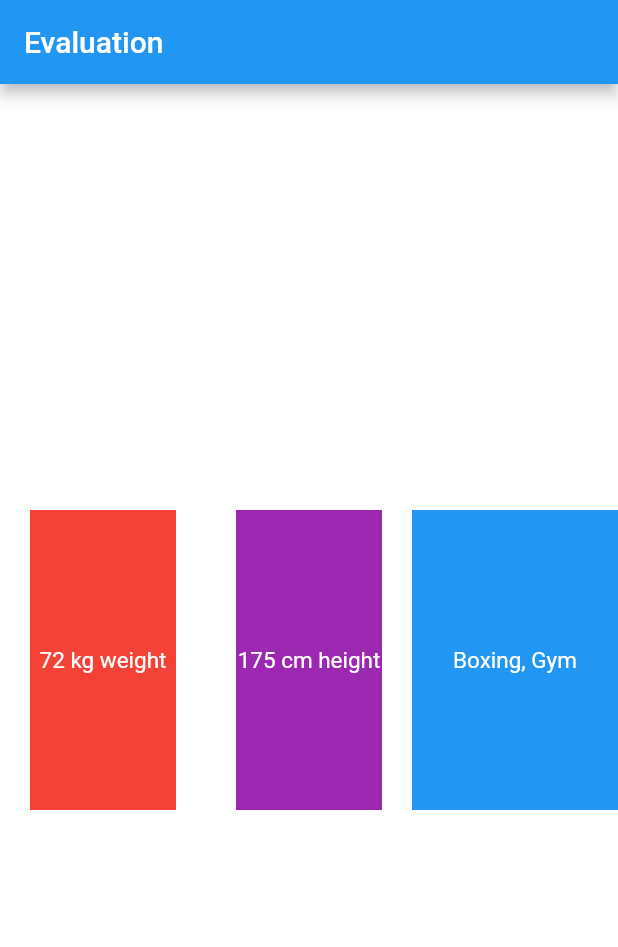
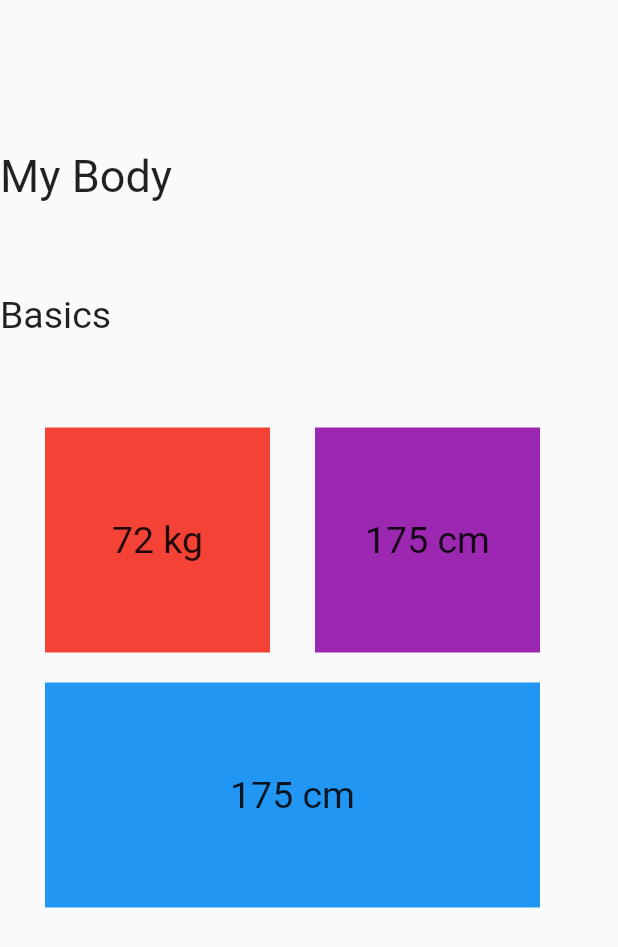
Before and after one commit to rahul6975/Flutter-Apps, a Flutter app: the screen it shows after launch, on a phone screen of 412 x 824 dp. Shown: the top 947 px of the screen. Run offline on Flutter 3.47's test engine with Material 2 defaults, Android fonts, the light colour scheme and no system bars.

Commit message:
flutter_evaluation

```diff
--- a/test_screens/lib/main.dart
+++ b/test_screens/lib/main.dart
@@ -9,61 +9,58 @@ class MyApp extends StatelessWidget {
   Widget build(BuildContext context) {
     return MaterialApp(
       home: Scaffold(
-        backgroundColor: Colors.white,
-        appBar: AppBar(
-          title: Text(
-            "Evaluation",
-          ),
-        ),
-        body: Row(
+        body: Column(
           children: <Widget>[
-            Expanded(
-              child: Center(
-                child: Container(
+            Padding(padding: EdgeInsets.only(top: 100)),
+            Row(
+              children: [
+                Text(
+                  "My Body",
+                  style: TextStyle(fontSize: 30),
+                )
+              ],
+            ),
+            Row(
+              children: [
+                Padding(padding: EdgeInsets.only(top: 150)),
+                Text(
+                  "Basics",
+                  style: TextStyle(fontSize: 25),
+                )
+              ],
+            ),
+            Row(
+              children: <Widget>[
+                Container(
+                  margin: EdgeInsets.only(left: 30),
+                  width: 150,
+                  height: 150,
                   color: Colors.red,
-                  width: 200,
-                  margin: EdgeInsets.all(20),
-                  height: 200,
                   child: Center(
-                    child: Text(
-                      "72 kg weight",
-                      style: TextStyle(fontSize: 15, color: Colors.white),
-                    ),
-                  ),
+                      child: Text("72 kg", style: TextStyle(fontSize: 25))),
                 ),
-              ),
+                Container(
+                  margin: EdgeInsets.only(left: 30),
+                  width: 150,
+                  height: 150,
+                  color: Colors.purple,
+                  child: Center(
+                      child: Text("175 cm", style: TextStyle(fontSize: 25))),
+                ),
+              ],
             ),
-            Expanded(
-              child: Center(
-                child: Container(
-                  color: Colors.purple,
-                  width: 200,
-                  margin: EdgeInsets.all(20),
-                  height: 200,
+            Row(
+              children: [
+                Container(
+                  margin: EdgeInsets.only(left: 30,top: 20),
+                  width: 330,
+                  height: 150,
+                  color: Colors.blue,
                   child: Center(
-                    child: Text(
-                      "175 cm height",
-                      style: TextStyle(fontSize: 15, color: Colors.white),
-                    ),
-                  ),
+                      child: Text("175 cm", style: TextStyle(fontSize: 25))),
                 ),
-              ),
-            ),
-            Expanded(
-              child: Center(
-                child: Container(
-                  color: Colors.blue,
-                  width: 200,
-                  height: 200,
-                  child: Center(
-                    child: Text(
-                      "Boxing, Gym",
-                      style: TextStyle(fontSize: 15, color: Colors.white),
-                    ),
-                  ),
-                ),
-              ),
-            ),
+              ],
+            )
           ],
         ),
       ),
```
